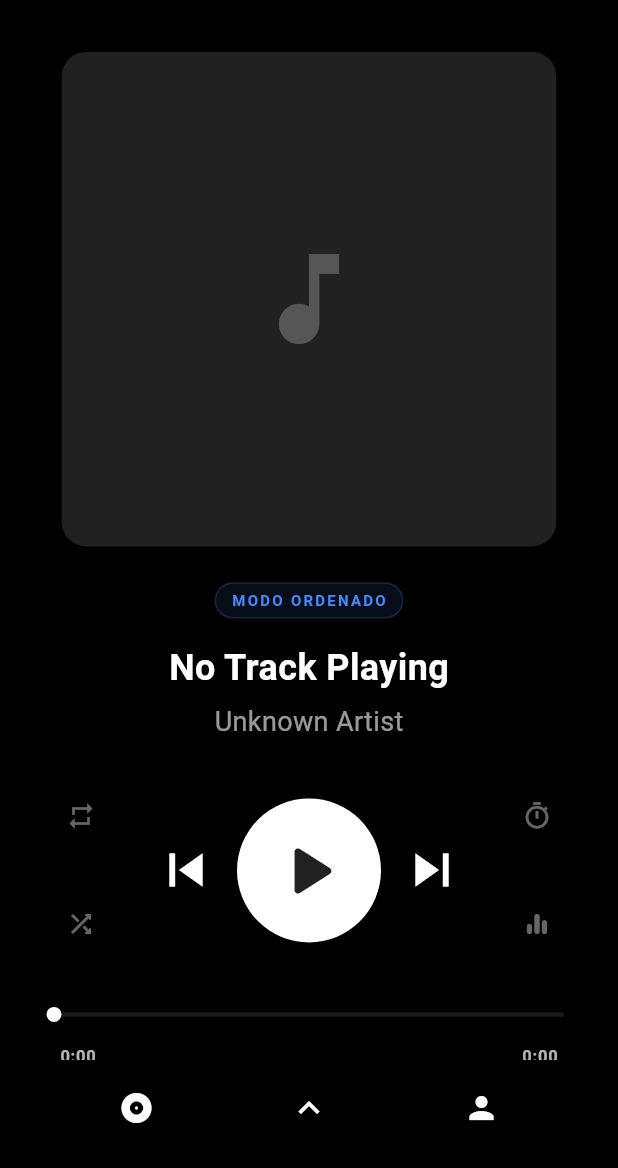
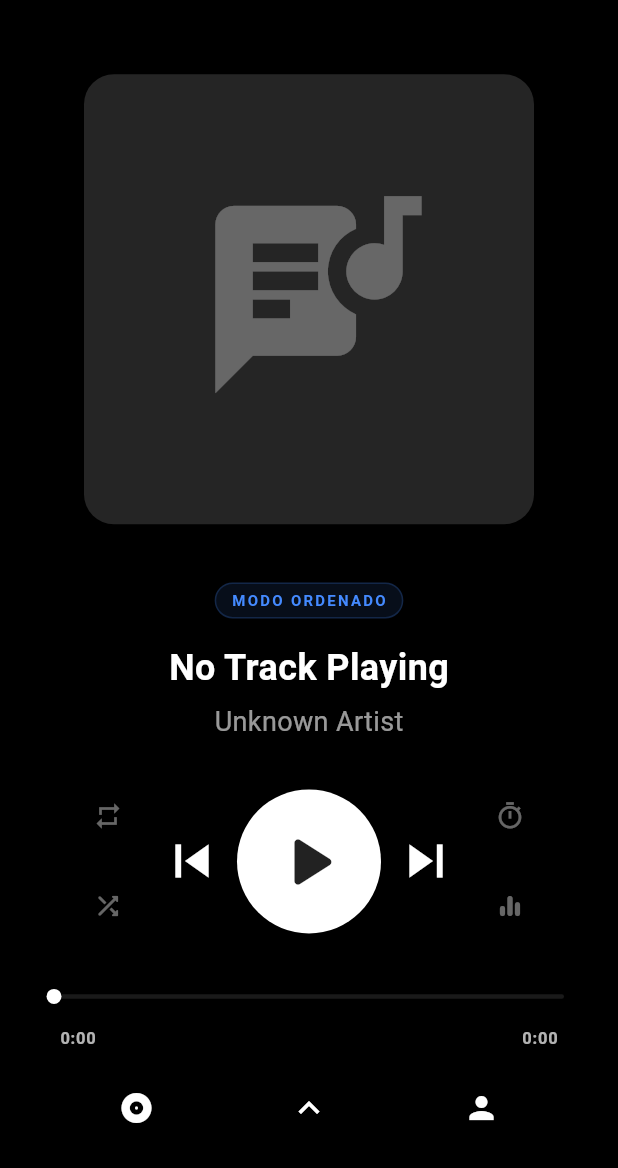
Before and after one commit to leoramzmusic/remuh, a Flutter app: the PlayerScreen screen opened directly, on a phone screen of 412 x 824 dp, the part 68-1236 px from its top. Run offline on Flutter 3.47's test engine with Material 3 defaults, Android fonts, the phone set to English and light mode, and no system bars; our stand-ins replace audio_service, auto_size_text, device_info_plus, flutter_cache_manager, flutter_riverpod, just_audio and 7 more; missing offline and left inert: audio_session, sqflite_platform_interface; accounts and stored records are empty.

Commit message:
feat: Add audio player functionality with mini-player, full screen, and progress bar components.

```diff
--- a/lib/presentation/screens/player_screen.dart
+++ b/lib/presentation/screens/player_screen.dart
@@ -448,9 +448,12 @@ class _PlayerScreenState extends ConsumerState<PlayerScreen> {
         // Adjust spacing and sizes based on available height
         final double maxHeight = constraints.maxHeight;
         final bool isSmallScreen = maxHeight < 600;
+        final isDraggingSlider = ref.watch(sliderDraggingProvider);
 
         return SingleChildScrollView(
-          physics: const BouncingScrollPhysics(),
+          physics: isDraggingSlider
+              ? const NeverScrollableScrollPhysics()
+              : const BouncingScrollPhysics(),
           child: ConstrainedBox(
             constraints: BoxConstraints(minHeight: maxHeight),
             child: Padding(
@@ -481,6 +484,9 @@ class _PlayerScreenState extends ConsumerState<PlayerScreen> {
                             queue,
                             currentIndex,
                             false,
+                            heroTag: displayedTrack != null
+                                ? 'art_${displayedTrack.id}'
+                                : null,
                           ),
                           if (ref.watch(
                             audioPlayerProvider.select(
@@ -504,6 +510,29 @@ class _PlayerScreenState extends ConsumerState<PlayerScreen> {
 
                   SizedBox(height: isSmallScreen ? 16 : 28),
 
+                  // Element Scaling/Fading Animation
+                  AnimatedBuilder(
+                    animation:
+                        ModalRoute.of(context)?.animation ??
+                        kAlwaysCompleteAnimation,
+                    builder: (context, child) {
+                      final animation =
+                          ModalRoute.of(context)?.animation ??
+                          kAlwaysCompleteAnimation;
+                      // Elements fade out faster than they slide
+                      final fadeValue = Curves.easeInQuint.transform(
+                        (1.0 - animation.value).clamp(0.0, 1.0),
+                      );
+                      final opacity = 1.0 - fadeValue;
+                      final scale = 1.0 - (fadeValue * 0.1);
+
+                      return Opacity(
+                        opacity: opacity,
+                        child: Transform.scale(scale: scale, child: child),
+                      );
+                    },
+                    child: Column(
+                      children: [
                         // Playback Controls
                         _buildPlaybackControls(
                           context,
@@ -521,6 +550,9 @@ class _PlayerScreenState extends ConsumerState<PlayerScreen> {
                         const Padding(
                           padding: EdgeInsets.symmetric(horizontal: 24.0),
                           child: ProgressBar(),
+                        ),
+                      ],
+                    ),
                   ),
                 ],
               ),
@@ -566,9 +598,8 @@ class _PlayerScreenState extends ConsumerState<PlayerScreen> {
           const SizedBox(height: 16),
           AnimatedSwitcher(
             duration: const Duration(milliseconds: 300),
-            transitionBuilder: (Widget child, Animation<double> animation) {
-              return FadeTransition(opacity: animation, child: child);
-            },
+            child: Hero(
+              tag: 'title_${track?.id ?? 'none'}',
               child: MarqueeText(
                 key: ValueKey('title_${track?.id ?? 'none'}'),
                 text: track?.title ?? 'No Track Playing',
@@ -578,6 +609,7 @@ class _PlayerScreenState extends ConsumerState<PlayerScreen> {
                   color: Colors.white,
                 ),
                 height: 32,
+              ),
             ),
           ),
           const SizedBox(height: 8),
@@ -623,7 +655,7 @@ class _PlayerScreenState extends ConsumerState<PlayerScreen> {
       children: [
         // Columna izquierda: Repetir y Aleatorio - Ancho fijo para centrar la fila del medio
         SizedBox(
-          width: 64,
+          width: 52,
           child: Column(
             mainAxisSize: MainAxisSize.min,
             children: [
@@ -667,7 +699,7 @@ class _PlayerScreenState extends ConsumerState<PlayerScreen> {
                 ),
               ),
               // Espaciador de tamaño fijo igual al de la derecha para mantener alineación
-              const SizedBox(height: 24),
+              const SizedBox(height: 12),
               SizedBox(
                 width: 48,
                 height: 48,
@@ -690,7 +722,7 @@ class _PlayerScreenState extends ConsumerState<PlayerScreen> {
           ),
         ),
 
-        const SizedBox(width: 16),
+        const SizedBox(width: 8),
 
         // Controles centrales: Anterior, Play/Pause, Siguiente
         Row(
@@ -708,16 +740,18 @@ class _PlayerScreenState extends ConsumerState<PlayerScreen> {
                   ? () =>
                         ref.read(audioPlayerProvider.notifier).skipToPrevious()
                   : null,
-              onLongPressStart: hasPrevious
+              // Allow rewind if we have a track, regardless of queue position
+              onLongPressStart:
+                  ref.read(audioPlayerProvider).currentTrack != null
                   ? () => ref.read(audioPlayerProvider.notifier).startRewind()
                   : null,
-              onLongPressEnd: hasPrevious
+              onLongPressEnd: ref.read(audioPlayerProvider).currentTrack != null
                   ? () => ref.read(audioPlayerProvider.notifier).stopRewind()
                   : null,
             ),
-            const SizedBox(width: 12),
+            const SizedBox(width: 8),
             PlayPauseButton(size: (playPauseSize / 1.5).clamp(48.0, 96.0)),
-            const SizedBox(width: 12),
+            const SizedBox(width: 8),
             _AnimatedIconButton(
               icon: Icon(
                 Icons.skip_next,
@@ -742,11 +776,11 @@ class _PlayerScreenState extends ConsumerState<PlayerScreen> {
           ],
         ),
 
-        const SizedBox(width: 16),
+        const SizedBox(width: 8),
 
         // Columna derecha: Temporizador y Ecualizador - Ancho fijo para centrar la fila del medio
         SizedBox(
-          width: 64,
+          width: 52,
           child: Column(
             mainAxisSize: MainAxisSize.min,
             children: [
@@ -773,7 +807,7 @@ class _PlayerScreenState extends ConsumerState<PlayerScreen> {
               ),
               // Espaciador de tamaño fijo para las etiquetas del timer
               SizedBox(
-                height: 24,
+                height: 12,
                 child: Center(
                   child: Column(
                     mainAxisAlignment: MainAxisAlignment.center,
@@ -1012,9 +1046,21 @@ class _PlayerScreenState extends ConsumerState<PlayerScreen> {
     Track? track,
     List<Track> queue,
     int currentIndex,
-    bool isLandscape,
-  ) {
-    if (track == null) return _buildPlaceholderCover();
+    bool isLandscape, {
+    String? heroTag,
+  }) {
+    if (track == null) {
+      return TrackArtwork(
+        trackId: 'none',
+        size: 300,
+        borderRadius: 20,
+        heroTag: heroTag,
+      );
+    }
+
+    // ModalRoute animation to drive the minimize effect
+    final routeAnimation =
+        ModalRoute.of(context)?.animation ?? kAlwaysCompleteAnimation;
 
     // Using PageView for swipe support which users expect
     return PageView.builder(
@@ -1041,33 +1087,39 @@ class _PlayerScreenState extends ConsumerState<PlayerScreen> {
         if (!shouldRender) return const SizedBox.shrink();
 
         return AnimatedBuilder(
-          animation: _pageController,
+          animation: Listenable.merge([_pageController, routeAnimation]),
           builder: (context, child) {
-            double value = 1.0;
+            // PageView Scroll factor
+            double pageValue = 1.0;
             if (_pageController.position.hasContentDimensions) {
-              value = (_pageController.page! - index).abs();
-              value = (1 - (value * 0.2)).clamp(0.8, 1.0);
+              pageValue = (_pageController.page! - index).abs();
+              pageValue = (1 - (pageValue * 0.2)).clamp(0.8, 1.0);
             } else {
-              // Initial state
-              value = (index == currentIndex) ? 1.0 : 0.8;
+              pageValue = (index == currentIndex) ? 1.0 : 0.8;
             }
 
-            final safeValue = value.isNaN ? 1.0 : value;
+            // Route minimize factor
+            final routeValue = routeAnimation.value;
+            final double safeRouteValue = routeValue.isNaN ? 1.0 : routeValue;
+
+            // Elements shrink when route is popping
+            final double minimizeScale = 0.8 + (safeRouteValue * 0.2);
+            final double finalScale = pageValue * minimizeScale;
+            // Fade out if we are swiping away OR if we are minimizing
+            final double opacity = (pageValue < 0.7)
+                ? 0.0
+                : (((pageValue - 0.7) / 0.3) * (0.5 + safeRouteValue * 0.5))
+                      .clamp(0.0, 1.0);
+
             return Center(
               child: Transform.scale(
-                scale: safeValue,
-                child: Opacity(
-                  opacity: (safeValue < 0.7)
-                      ? 0.0
-                      : ((safeValue - 0.7) / 0.3).clamp(0.0, 1.0),
-                  child: child,
-                ),
+                scale: finalScale,
+                child: Opacity(opacity: opacity, child: child),
               ),
             );
           },
           child: LayoutBuilder(
             builder: (context, constraints) {
-              // Use the smallest of width or height to keep it square and finite
               final artSize = math.min(
                 constraints.maxWidth,
                 constraints.maxHeight,
@@ -1075,9 +1127,11 @@ class _PlayerScreenState extends ConsumerState<PlayerScreen> {
 
               return Padding(
                 padding: const EdgeInsets.symmetric(horizontal: 12.0),
-                child: ClipRRect(
-                  borderRadius: BorderRadius.circular(20),
-                  child: TrackArtwork(trackId: queue[index].id, size: artSize),
+                child: TrackArtwork(
+                  trackId: queue[index].id,
+                  size: artSize,
+                  borderRadius: 20,
+                  heroTag: index == currentIndex ? heroTag : null,
                 ),
               );
             },
@@ -1226,27 +1280,19 @@ class _PlayerScreenState extends ConsumerState<PlayerScreen> {
     }
     return "$twoDigitMinutes:$twoDigitSeconds";
   }
-
-  Widget _buildPlaceholderCover() {
-    return Container(
-      decoration: BoxDecoration(
-        color: Colors.grey[900],
-        borderRadius: BorderRadius.circular(16),
-      ),
-      child: const Center(
-        child: Icon(Icons.music_note, color: Colors.white24, size: 80),
-      ),
-    );
-  }
 }
 
-class _SeekIndicator extends StatelessWidget {
+class _SeekIndicator extends ConsumerWidget {
   final bool isForward;
 
-  const _SeekIndicator({required this.isForward});
+  const _SeekIndicator({super.key, required this.isForward});
 
   @override
-  Widget build(BuildContext context) {
+  Widget build(BuildContext context, WidgetRef ref) {
+    final speed = ref.watch(
+      audioPlayerProvider.select((s) => s.seekMultiplier),
+    );
+
     return Container(
       padding: const EdgeInsets.all(24),
       decoration: BoxDecoration(
@@ -1270,7 +1316,7 @@ class _SeekIndicator extends StatelessWidget {
           ),
           const SizedBox(height: 8),
           Text(
-            isForward ? 'FAST FORWARD' : 'REWIND',
+            isForward ? 'FAST FORWARD ${speed}X' : 'REWIND ${speed}X',
             style: const TextStyle(
               color: Colors.white,
               fontSize: 10,
@@ -1315,6 +1361,7 @@ class _AnimatedIconButtonState extends State<_AnimatedIconButton>
   late Animation<double> _scaleAnimation;
   late Animation<Offset> _slideAnimation;
   late Animation<double> _rotateAnimation;
+  bool _isLongPressActive = false;
 
   @override
   void initState() {
@@ -1365,7 +1412,8 @@ class _AnimatedIconButtonState extends State<_AnimatedIconButton>
   }
 
   void _handleTap() {
-    if (widget.onTap == null) return;
+    // If long press is active, ignore tap
+    if (widget.onTap == null || _isLongPressActive) return;
     _controller.forward(from: 0);
     widget.onTap!();
   }
@@ -1376,6 +1424,7 @@ class _AnimatedIconButtonState extends State<_AnimatedIconButton>
       onTap: _handleTap,
       onLongPressStart: widget.onLongPressStart != null
           ? (_) {
+              setState(() => _isLongPressActive = true);
               _controller.forward(from: 0);
               widget.onLongPressStart!();
             }
@@ -1383,8 +1432,18 @@ class _AnimatedIconButtonState extends State<_AnimatedIconButton>
       onLongPressEnd: widget.onLongPressEnd != null
           ? (_) {
               widget.onLongPressEnd!();
+              // Reset long press flag after a small delay to ensure onTap isn't successfully triggered
+              // by the system if the touch up happens too quickly
+              Future.delayed(const Duration(milliseconds: 200), () {
+                if (mounted) setState(() => _isLongPressActive = false);
+              });
             }
           : null,
+      onLongPressCancel: () {
+        Future.delayed(const Duration(milliseconds: 200), () {
+          if (mounted) setState(() => _isLongPressActive = false);
+        });
+      },
       behavior: HitTestBehavior.opaque,
       child: AnimatedBuilder(
         animation: _controller,
--- a/lib/presentation/widgets/progress_bar.dart
+++ b/lib/presentation/widgets/progress_bar.dart
@@ -5,8 +5,15 @@ import '../providers/dynamic_color_provider.dart';
 import 'dart:ui';
 
 /// Barra de progreso del reproductor
-class ProgressBar extends ConsumerWidget {
+class ProgressBar extends ConsumerStatefulWidget {
   const ProgressBar({super.key});
+
+  @override
+  ConsumerState<ProgressBar> createState() => _ProgressBarState();
+}
+
+class _ProgressBarState extends ConsumerState<ProgressBar> {
+  double? _dragValue;
 
   String _formatDuration(Duration duration) {
     String twoDigits(int n) => n.toString().padLeft(2, '0');
@@ -22,7 +29,7 @@ class ProgressBar extends ConsumerWidget {
   }
 
   @override
-  Widget build(BuildContext context, WidgetRef ref) {
+  Widget build(BuildContext context) {
     final position = ref.watch(audioPlayerProvider.select((s) => s.position));
     final duration =
         ref.watch(audioPlayerProvider.select((s) => s.duration)) ??
@@ -34,7 +41,11 @@ class ProgressBar extends ConsumerWidget {
         ref.watch(dynamicColorsProvider).valueOrNull ??
         [theme.colorScheme.primary, theme.colorScheme.secondary];
 
-    final remaining = duration - position;
+    // Use drag value if active, otherwise use current position
+    final currentPositionValue =
+        _dragValue ?? position.inMilliseconds.toDouble();
+    final remaining =
+        duration - Duration(milliseconds: currentPositionValue.toInt());
 
     return Column(
       mainAxisSize: MainAxisSize.min,
@@ -67,7 +78,7 @@ class ProgressBar extends ConsumerWidget {
             ),
             child: Slider(
               value: duration.inMilliseconds > 0
-                  ? position.inMilliseconds.toDouble().clamp(
+                  ? currentPositionValue.clamp(
                       0.0,
                       duration.inMilliseconds.toDouble(),
                     )
@@ -77,9 +88,21 @@ class ProgressBar extends ConsumerWidget {
                   ? duration.inMilliseconds.toDouble()
                   : 1.0,
               onChanged: (value) {
+                if (_dragValue == null) {
+                  ref.read(sliderDraggingProvider.notifier).state = true;
+                }
+                setState(() {
+                  _dragValue = value;
+                });
+              },
+              onChangeEnd: (value) {
                 ref
                     .read(audioPlayerProvider.notifier)
                     .seekTo(Duration(milliseconds: value.toInt()));
+                setState(() {
+                  _dragValue = null;
+                });
+                ref.read(sliderDraggingProvider.notifier).state = false;
               },
             ),
           ),
@@ -91,7 +114,9 @@ class ProgressBar extends ConsumerWidget {
             mainAxisAlignment: MainAxisAlignment.spaceBetween,
             children: [
               Text(
-                _formatDuration(position),
+                _formatDuration(
+                  Duration(milliseconds: currentPositionValue.toInt()),
+                ),
                 style: TextStyle(
                   fontSize: 11,
                   color: Colors.white.withValues(alpha: 0.7),
--- a/lib/presentation/widgets/track_artwork.dart
+++ b/lib/presentation/widgets/track_artwork.dart
@@ -11,6 +11,7 @@ class TrackArtwork extends ConsumerWidget {
   final double size;
   final double borderRadius;
   final IconData? placeholderIcon;
+  final String? heroTag;
   final FilterQuality filterQuality;
 
   // Simple in-memory cache to speed up loading and prevent flickering on frequent reloads
@@ -27,6 +28,7 @@ class TrackArtwork extends ConsumerWidget {
     this.size = 50,
     this.borderRadius = 8,
     this.placeholderIcon,
+    this.heroTag,
     this.filterQuality = FilterQuality.medium,
   });
 
@@ -36,7 +38,7 @@ class TrackArtwork extends ConsumerWidget {
     final icons = AppIconSet.fromStyle(customization.iconStyle);
     final actualPlaceholder = placeholderIcon ?? icons.lyrics;
 
-    return SizedBox(
+    Widget artwork = SizedBox(
       width: size,
       height: size,
       child: FutureBuilder<Uint8List?>(
@@ -96,6 +98,12 @@ class TrackArtwork extends ConsumerWidget {
         },
       ),
     );
+
+    if (heroTag != null) {
+      return Hero(tag: heroTag!, child: artwork);
+    }
+
+    return artwork;
   }
 
   Future<Uint8List?> _getArtworkBytes(String trackId) async {
```
Also changed, not shown: lib/presentation/core/animations/player_route.dart (added, +69 -0 lines), lib/presentation/providers/audio_player_provider.dart (+28 -9 lines), lib/presentation/widgets/mini_player.dart (+12 -6 lines). Lines whose indentation alone changed are shown as unchanged.
